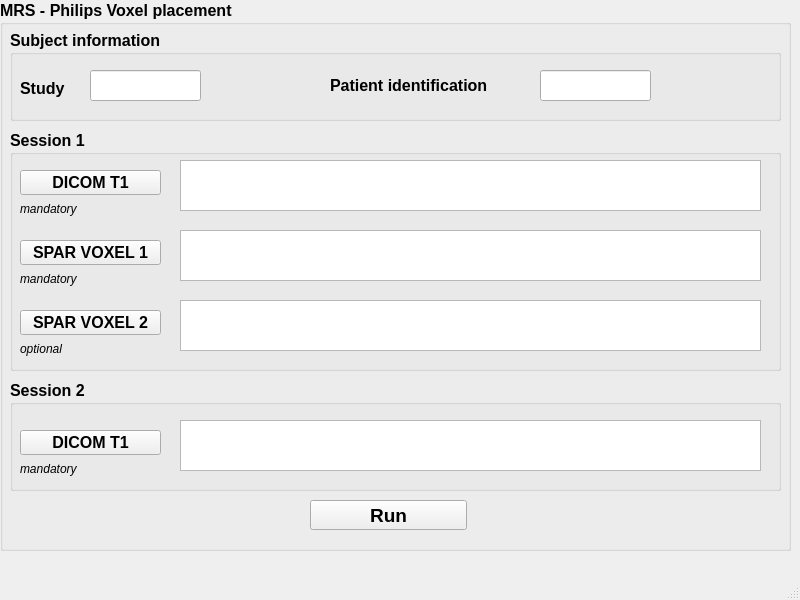
First picture: the form in mrs-voxel-placement/interface.ui, repository IRMaGe-3T/mrs-voxel-placement, before the edit.
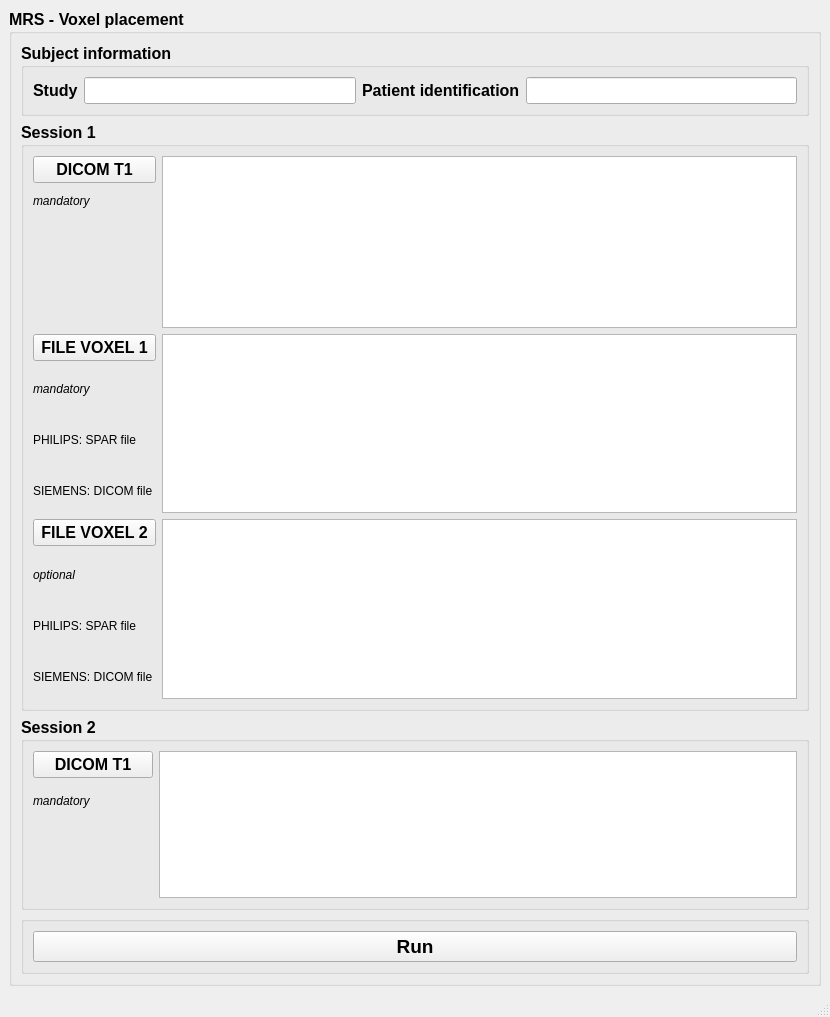
Second picture: the form after the edit.

```diff
--- a/mrs-voxel-placement/interface.ui
+++ b/mrs-voxel-placement/interface.ui
@@ -6,23 +6,17 @@
    <rect>
     <x>0</x>
     <y>0</y>
-    <width>800</width>
-    <height>600</height>
+    <width>830</width>
+    <height>1017</height>
    </rect>
   </property>
   <property name="windowTitle">
    <string>MainWindow</string>
   </property>
   <widget class="QWidget" name="centralwidget">
+   <layout class="QVBoxLayout" name="verticalLayout">
+    <item>
    <widget class="QGroupBox" name="groupBox">
-    <property name="geometry">
-     <rect>
-      <x>0</x>
-      <y>0</y>
-      <width>791</width>
-      <height>551</height>
-     </rect>
-    </property>
     <property name="font">
      <font>
       <family>Ubuntu</family>
@@ -32,42 +26,117 @@
      </font>
     </property>
     <property name="title">
-     <string>MRS - Philips Voxel placement</string>
-    </property>
+       <string>MRS - Voxel placement</string>
+      </property>
+      <layout class="QGridLayout" name="gridLayout_5">
+       <item row="0" column="0">
+        <widget class="QGroupBox" name="groupBox_4">
+         <property name="title">
+          <string>Subject information</string>
+         </property>
+         <layout class="QGridLayout" name="gridLayout_2">
+          <item row="0" column="0">
+           <widget class="QLabel" name="label_4">
+            <property name="text">
+             <string>Study</string>
+            </property>
+           </widget>
+          </item>
+          <item row="0" column="1">
+           <widget class="QLineEdit" name="lineEdit_study">
+            <property name="font">
+             <font>
+              <weight>50</weight>
+              <italic>true</italic>
+              <bold>false</bold>
+             </font>
+            </property>
+            <property name="text">
+             <string/>
+            </property>
+           </widget>
+          </item>
+          <item row="0" column="2">
+           <widget class="QLabel" name="label_5">
+            <property name="text">
+             <string>Patient identification</string>
+            </property>
+           </widget>
+          </item>
+          <item row="0" column="3">
+           <widget class="QLineEdit" name="lineEdit_patient">
+            <property name="font">
+             <font>
+              <weight>50</weight>
+              <italic>true</italic>
+              <bold>false</bold>
+             </font>
+            </property>
+            <property name="text">
+             <string/>
+            </property>
+           </widget>
+          </item>
+         </layout>
+        </widget>
+       </item>
+       <item row="1" column="0">
     <widget class="QGroupBox" name="groupBox_2">
-     <property name="geometry">
-      <rect>
-       <x>10</x>
-       <y>130</y>
-       <width>771</width>
-       <height>241</height>
-      </rect>
-     </property>
      <property name="title">
       <string>Session 1</string>
      </property>
-     <widget class="QPushButton" name="pushButton_sess01_T1">
-      <property name="geometry">
-       <rect>
-        <x>10</x>
-        <y>40</y>
-        <width>141</width>
-        <height>25</height>
-       </rect>
-      </property>
+         <layout class="QGridLayout" name="gridLayout">
+          <item row="6" column="1" rowspan="4">
+           <widget class="QTextEdit" name="textEdit_sess01_spectro_1">
+            <property name="font">
+             <font>
+              <family>Ubuntu</family>
+              <pointsize>10</pointsize>
+              <weight>50</weight>
+              <bold>false</bold>
+             </font>
+            </property>
+           </widget>
+          </item>
+          <item row="8" column="0">
+           <widget class="QLabel" name="label_7">
+            <property name="font">
+             <font>
+              <pointsize>9</pointsize>
+              <weight>50</weight>
+              <italic>false</italic>
+              <bold>false</bold>
+             </font>
+            </property>
       <property name="text">
-       <string>DICOM T1</string>
-      </property>
-     </widget>
+             <string>PHILIPS: SPAR file </string>
+            </property>
+           </widget>
+          </item>
+          <item row="9" column="0">
+           <widget class="QLabel" name="label_8">
+            <property name="font">
+             <font>
+              <pointsize>9</pointsize>
+              <weight>50</weight>
+              <italic>false</italic>
+              <bold>false</bold>
+             </font>
+            </property>
+            <property name="text">
+             <string>SIEMENS: DICOM file </string>
+            </property>
+           </widget>
+          </item>
+          <item row="12" column="0">
+           <widget class="QPushButton" name="pushButton_sess01_spectro_2">
+            <property name="text">
+             <string>FILE VOXEL 2</string>
+            </property>
+           </widget>
+          </item>
+          <item row="0" column="1" rowspan="6">
      <widget class="QTextEdit" name="textEdit_sess01_T1">
-      <property name="geometry">
-       <rect>
-        <x>170</x>
-        <y>30</y>
-        <width>581</width>
-        <height>51</height>
-       </rect>
-      </property>
       <property name="font">
        <font>
         <family>Ubuntu</family>
@@ -77,119 +146,31 @@
        </font>
       </property>
      </widget>
-     <widget class="QTextEdit" name="textEdit_sess01_spar_1">
-      <property name="geometry">
-       <rect>
-        <x>170</x>
-        <y>100</y>
-        <width>581</width>
-        <height>51</height>
-       </rect>
-      </property>
+          </item>
+          <item row="15" column="0">
+           <widget class="QLabel" name="label_11">
       <property name="font">
        <font>
-        <family>Ubuntu</family>
-        <pointsize>10</pointsize>
-        <weight>50</weight>
-        <bold>false</bold>
-       </font>
-      </property>
-     </widget>
-     <widget class="QPushButton" name="pushButton_sess01_spar_1">
-      <property name="geometry">
-       <rect>
-        <x>10</x>
-        <y>110</y>
-        <width>141</width>
-        <height>25</height>
-       </rect>
-      </property>
-      <property name="text">
-       <string>SPAR VOXEL 1</string>
-      </property>
-     </widget>
-     <widget class="QTextEdit" name="textEdit_sess01_spar_2">
-      <property name="geometry">
-       <rect>
-        <x>170</x>
-        <y>170</y>
-        <width>581</width>
-        <height>51</height>
-       </rect>
-      </property>
-      <property name="font">
-       <font>
-        <family>Ubuntu</family>
-        <pointsize>10</pointsize>
-        <weight>50</weight>
-        <bold>false</bold>
-       </font>
-      </property>
-     </widget>
-     <widget class="QPushButton" name="pushButton_sess01_spar_2">
-      <property name="geometry">
-       <rect>
-        <x>10</x>
-        <y>180</y>
-        <width>141</width>
-        <height>25</height>
-       </rect>
-      </property>
-      <property name="text">
-       <string>SPAR VOXEL 2</string>
-      </property>
-     </widget>
-     <widget class="QLabel" name="label">
-      <property name="geometry">
-       <rect>
-        <x>10</x>
-        <y>70</y>
-        <width>61</width>
-        <height>17</height>
-       </rect>
-      </property>
-      <property name="font">
-       <font>
         <pointsize>9</pointsize>
         <weight>50</weight>
-        <italic>true</italic>
+              <italic>false</italic>
         <bold>false</bold>
        </font>
       </property>
       <property name="text">
-       <string>mandatory</string>
-      </property>
-     </widget>
-     <widget class="QLabel" name="label_2">
-      <property name="geometry">
-       <rect>
-        <x>10</x>
-        <y>140</y>
-        <width>61</width>
-        <height>17</height>
-       </rect>
-      </property>
-      <property name="font">
-       <font>
-        <pointsize>9</pointsize>
-        <weight>50</weight>
-        <italic>true</italic>
-        <bold>false</bold>
-       </font>
-      </property>
+             <string>SIEMENS: DICOM file </string>
+            </property>
+           </widget>
+          </item>
+          <item row="0" column="0">
+           <widget class="QPushButton" name="pushButton_sess01_T1">
       <property name="text">
-       <string>mandatory</string>
-      </property>
-     </widget>
+             <string>DICOM T1</string>
+            </property>
+           </widget>
+          </item>
+          <item row="13" column="0">
      <widget class="QLabel" name="label_6">
-      <property name="geometry">
-       <rect>
-        <x>10</x>
-        <y>210</y>
-        <width>61</width>
-        <height>17</height>
-       </rect>
-      </property>
       <property name="font">
        <font>
         <pointsize>9</pointsize>
@@ -202,41 +183,89 @@
        <string>optional</string>
       </property>
      </widget>
-    </widget>
+          </item>
+          <item row="14" column="0">
+           <widget class="QLabel" name="label_10">
+            <property name="font">
+             <font>
+              <pointsize>9</pointsize>
+              <weight>50</weight>
+              <italic>false</italic>
+              <bold>false</bold>
+             </font>
+            </property>
+            <property name="text">
+             <string>PHILIPS: SPAR file </string>
+            </property>
+           </widget>
+          </item>
+          <item row="12" column="1" rowspan="4">
+           <widget class="QTextEdit" name="textEdit_sess01_spectro_2">
+            <property name="font">
+             <font>
+              <family>Ubuntu</family>
+              <pointsize>10</pointsize>
+              <weight>50</weight>
+              <bold>false</bold>
+             </font>
+            </property>
+           </widget>
+          </item>
+          <item row="7" column="0">
+           <widget class="QLabel" name="label_2">
+            <property name="font">
+             <font>
+              <pointsize>9</pointsize>
+              <weight>50</weight>
+              <italic>true</italic>
+              <bold>false</bold>
+             </font>
+            </property>
+            <property name="text">
+             <string>mandatory</string>
+            </property>
+           </widget>
+          </item>
+          <item row="6" column="0">
+           <widget class="QPushButton" name="pushButton_sess01_spectro_1">
+            <property name="text">
+             <string>FILE VOXEL 1</string>
+            </property>
+           </widget>
+          </item>
+          <item row="1" column="0">
+           <widget class="QLabel" name="label">
+            <property name="font">
+             <font>
+              <pointsize>9</pointsize>
+              <weight>50</weight>
+              <italic>true</italic>
+              <bold>false</bold>
+             </font>
+            </property>
+            <property name="text">
+             <string>mandatory</string>
+            </property>
+           </widget>
+          </item>
+         </layout>
+        </widget>
+       </item>
+       <item row="2" column="0">
     <widget class="QGroupBox" name="groupBox_3">
-     <property name="geometry">
-      <rect>
-       <x>10</x>
-       <y>380</y>
-       <width>771</width>
-       <height>111</height>
-      </rect>
-     </property>
      <property name="title">
       <string>Session 2</string>
      </property>
+         <layout class="QGridLayout" name="gridLayout_3">
+          <item row="0" column="0">
      <widget class="QPushButton" name="pushButton_sess02_T1">
-      <property name="geometry">
-       <rect>
-        <x>10</x>
-        <y>50</y>
-        <width>141</width>
-        <height>25</height>
-       </rect>
-      </property>
       <property name="text">
-       <string>DICOM T1</string>
-      </property>
-     </widget>
+             <string>    DICOM T1    </string>
+            </property>
+           </widget>
+          </item>
+          <item row="0" column="1" rowspan="4">
      <widget class="QTextEdit" name="textEdit_sess02_T1">
-      <property name="geometry">
-       <rect>
-        <x>170</x>
-        <y>40</y>
-        <width>581</width>
-        <height>51</height>
-       </rect>
-      </property>
       <property name="font">
        <font>
         <family>Ubuntu</family>
@@ -246,15 +275,9 @@
        </font>
       </property>
      </widget>
+          </item>
+          <item row="1" column="0">
      <widget class="QLabel" name="label_3">
-      <property name="geometry">
-       <rect>
-        <x>10</x>
-        <y>80</y>
-        <width>61</width>
-        <height>17</height>
-       </rect>
-      </property>
       <property name="font">
        <font>
         <pointsize>9</pointsize>
@@ -267,16 +290,18 @@
        <string>mandatory</string>
       </property>
      </widget>
-    </widget>
+          </item>
+         </layout>
+        </widget>
+       </item>
+       <item row="3" column="0">
+        <widget class="QGroupBox" name="groupBox_5">
+         <property name="title">
+          <string/>
+         </property>
+         <layout class="QGridLayout" name="gridLayout_4">
+          <item row="0" column="0">
     <widget class="QPushButton" name="pushButton_run">
-     <property name="geometry">
-      <rect>
-       <x>310</x>
-       <y>500</y>
-       <width>157</width>
-       <height>30</height>
-      </rect>
-     </property>
      <property name="font">
       <font>
        <family>Ubuntu</family>
@@ -289,86 +314,14 @@
       <string>Run</string>
      </property>
     </widget>
-    <widget class="QGroupBox" name="groupBox_4">
-     <property name="geometry">
-      <rect>
-       <x>10</x>
-       <y>30</y>
-       <width>771</width>
-       <height>91</height>
-      </rect>
-     </property>
-     <property name="title">
-      <string>Subject information</string>
-     </property>
-     <widget class="QLineEdit" name="lineEdit_study">
-      <property name="geometry">
-       <rect>
-        <x>80</x>
-        <y>40</y>
-        <width>111</width>
-        <height>31</height>
-       </rect>
-      </property>
-      <property name="font">
-       <font>
-        <weight>50</weight>
-        <italic>true</italic>
-        <bold>false</bold>
-       </font>
-      </property>
-      <property name="text">
-       <string/>
-      </property>
-     </widget>
-     <widget class="QLineEdit" name="lineEdit_patient">
-      <property name="geometry">
-       <rect>
-        <x>530</x>
-        <y>40</y>
-        <width>111</width>
-        <height>31</height>
-       </rect>
-      </property>
-      <property name="font">
-       <font>
-        <weight>50</weight>
-        <italic>true</italic>
-        <bold>false</bold>
-       </font>
-      </property>
-      <property name="text">
-       <string/>
-      </property>
+          </item>
+         </layout>
+        </widget>
+       </item>
+      </layout>
      </widget>
-     <widget class="QLabel" name="label_4">
-      <property name="geometry">
-       <rect>
-        <x>10</x>
-        <y>50</y>
-        <width>67</width>
-        <height>17</height>
-       </rect>
-      </property>
-      <property name="text">
-       <string>Study</string>
-      </property>
-     </widget>
-     <widget class="QLabel" name="label_5">
-      <property name="geometry">
-       <rect>
-        <x>320</x>
-        <y>40</y>
-        <width>191</width>
-        <height>31</height>
-       </rect>
-      </property>
-      <property name="text">
-       <string>Patient identification</string>
-      </property>
-     </widget>
-    </widget>
-   </widget>
+    </item>
+   </layout>
   </widget>
   <widget class="QMenuBar" name="menubar">
    <property name="geometry">
```
Left out of the diff: 2 changed lines with no effect on the pictures. Lines whose indentation alone changed are shown as unchanged.
